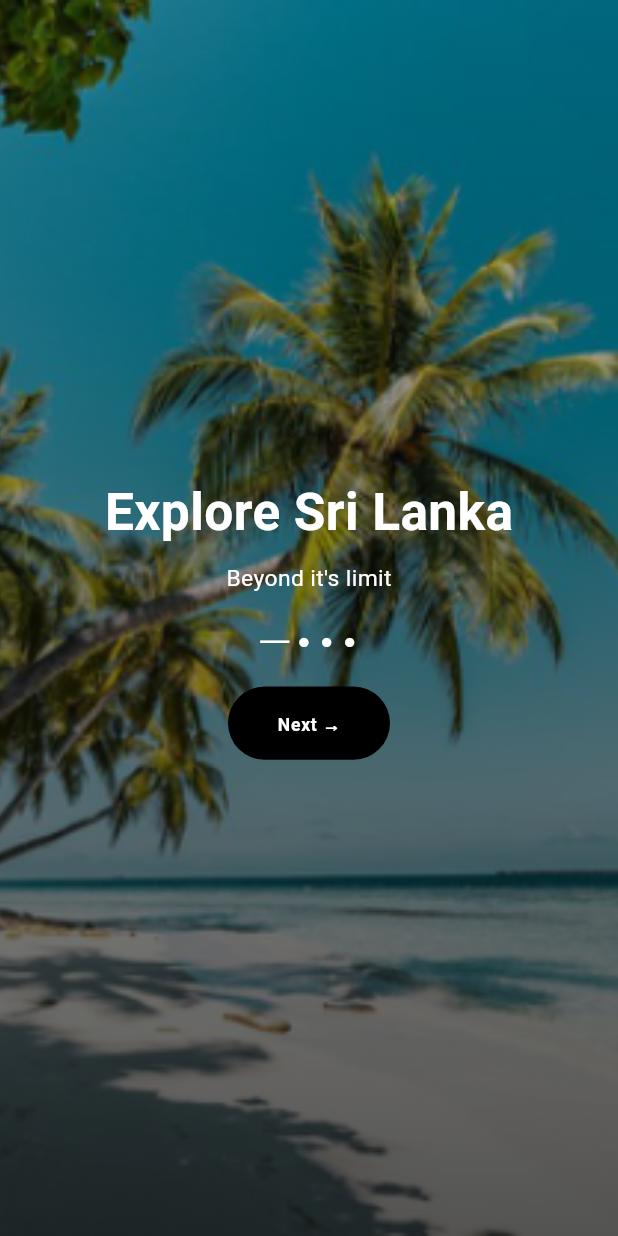
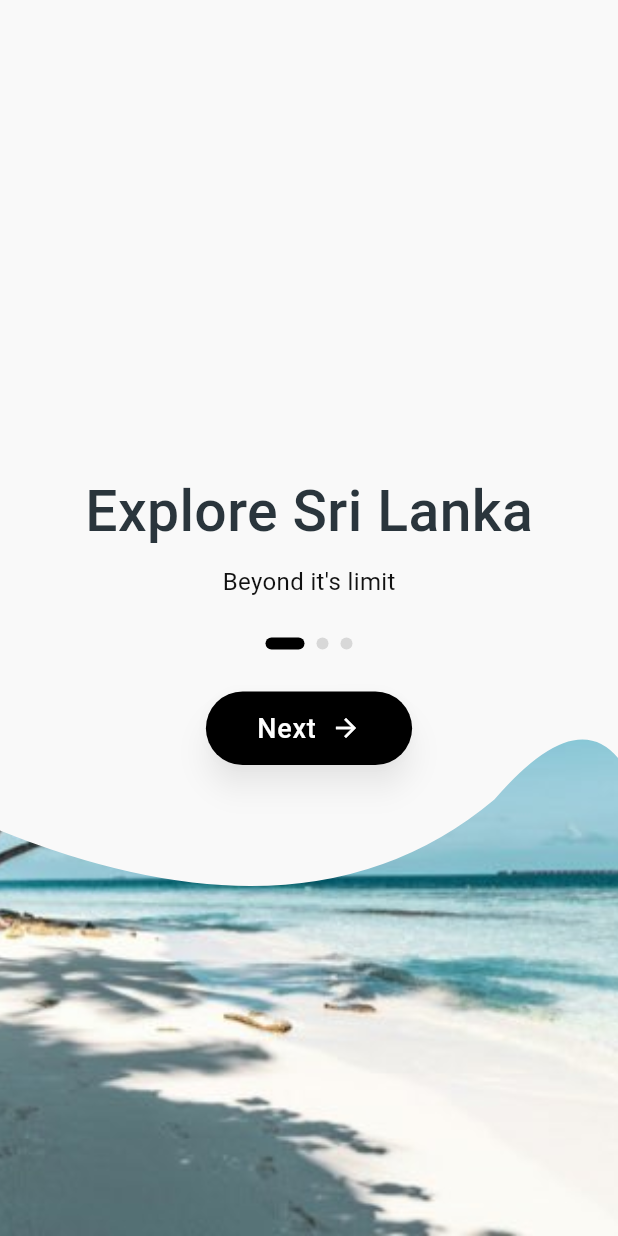
Before and after one commit to sanularajapaksha-prog/Sey-go-travel-guide-app-mobile-app, a Flutter app: the screen it shows after launch, on a phone screen of 412 x 824 dp. Run offline on Flutter 3.47's test engine with Material 3 defaults, Android fonts, the phone set to English and light mode, and no system bars; our stand-ins replace cached_network_image, connectivity_plus, flutter_dotenv, flutter_svg, fluttertoast, geolocator and 6 more; accounts and stored records are empty.

Commit message:
Update onboarding screen layout

```diff
--- a/Documents/seygo/front-end/lib/presentation/onboarding_screen/onboarding_screen.dart
+++ b/Documents/seygo/front-end/lib/presentation/onboarding_screen/onboarding_screen.dart
@@ -1,6 +1,5 @@
 import 'package:flutter/material.dart';
 import 'package:google_fonts/google_fonts.dart';
-import 'package:sizer/sizer.dart';
 
 import '../../routes/app_routes.dart';
 
@@ -9,9 +8,6 @@ class OnboardingScreen extends StatelessWidget {
 
   @override
   Widget build(BuildContext context) {
-    final screenWidth = MediaQuery.of(context).size.width;
-    final pixelRatio = MediaQuery.of(context).devicePixelRatio;
-
     return Scaffold(
       body: Stack(
         fit: StackFit.expand,
@@ -19,101 +15,76 @@ class OnboardingScreen extends StatelessWidget {
           Image.asset(
             'assets/images/beach_background.jpg',
             fit: BoxFit.cover,
-            filterQuality: FilterQuality.low,
-            cacheWidth: (screenWidth * pixelRatio).round(),
           ),
-          Container(
-            decoration: const BoxDecoration(
-              gradient: LinearGradient(
-                begin: Alignment.topCenter,
-                end: Alignment.bottomCenter,
-                colors: [Color(0x33000000), Color(0xAA000000)],
+          Align(
+            alignment: Alignment.topCenter,
+            child: FractionallySizedBox(
+              widthFactor: 1,
+              heightFactor: 0.84,
+              child: ClipPath(
+                clipper: _TopWhiteClipper(),
+                child: Container(color: const Color(0xFFF9F9F9)),
               ),
             ),
-            child: SafeArea(
+          ),
+          SafeArea(
             child: Center(
               child: Column(
-                  mainAxisAlignment: MainAxisAlignment.center,
+                mainAxisSize: MainAxisSize.min,
                 children: [
                   Text(
                     'Explore Sri Lanka',
                     style: GoogleFonts.roboto(
-                        fontSize: 24.sp,
-                        fontWeight: FontWeight.bold,
-                        color: Colors.white,
+                      fontSize: 38,
+                      fontWeight: FontWeight.w500,
+                      color: const Color(0xFF2A353C),
                     ),
                   ),
-                    SizedBox(height: 1.h),
+                  const SizedBox(height: 8),
                   Text(
                     "Beyond it's limit",
                     style: GoogleFonts.roboto(
-                        fontSize: 16.sp,
-                        color: Colors.white,
+                      fontSize: 16,
+                      fontWeight: FontWeight.w400,
+                      color: const Color(0xFF111111),
                     ),
                   ),
-                    SizedBox(height: 2.h),
-                    Row(
-                      mainAxisAlignment: MainAxisAlignment.center,
-                      children: [
-                        Text(
-                          '—',
-                          style: TextStyle(
-                            fontSize: 18.sp,
-                            color: Colors.white,
-                          ),
-                        ),
-                        SizedBox(width: 1.w),
-                        Text(
-                          '•',
-                          style: TextStyle(
-                            fontSize: 18.sp,
-                            color: Colors.white,
-                          ),
-                        ),
-                        SizedBox(width: 1.w),
-                        Text(
-                          '•',
-                          style: TextStyle(
-                            fontSize: 18.sp,
-                            color: Colors.white,
-                          ),
-                        ),
-                        SizedBox(width: 1.w),
-                        Text(
-                          '•',
-                          style: TextStyle(
-                            fontSize: 18.sp,
-                            color: Colors.white,
-                          ),
-                        ),
-                      ],
-                    ),
-                    SizedBox(height: 2.h),
+                  const SizedBox(height: 26),
+                  const _OnboardingDots(),
+                  const SizedBox(height: 28),
                   ElevatedButton(
                     onPressed: () {
-                        Navigator.pushNamed(
-                          context,
-                          AppRoutes.welcomeHomeScreen,
-                        );
+                      Navigator.pushNamed(context, AppRoutes.welcomeHomeScreen);
                     },
                     style: ElevatedButton.styleFrom(
                       backgroundColor: Colors.black,
                       foregroundColor: Colors.white,
+                      elevation: 8,
+                      shadowColor: Colors.black.withValues(alpha: 0.35),
+                      padding: const EdgeInsets.symmetric(
+                        horizontal: 34,
+                        vertical: 14,
+                      ),
                       shape: RoundedRectangleBorder(
-                          borderRadius: BorderRadius.circular(30),
-                        ),
-                        padding: EdgeInsets.symmetric(
-                          horizontal: 8.w,
-                          vertical: 2.h,
+                        borderRadius: BorderRadius.circular(28),
                       ),
                     ),
-                      child: Text(
-                        'Next →',
-                        style: GoogleFonts.roboto(fontSize: 14.sp),
+                    child: Row(
+                      mainAxisSize: MainAxisSize.min,
+                      children: [
+                        Text(
+                          'Next',
+                          style: GoogleFonts.roboto(
+                            fontSize: 18,
+                            fontWeight: FontWeight.w500,
+                          ),
+                        ),
+                        const SizedBox(width: 10),
+                        const Icon(Icons.arrow_forward, size: 20),
+                      ],
                     ),
                   ),
                 ],
-                ),
               ),
             ),
           ),
@@ -122,3 +93,66 @@ class OnboardingScreen extends StatelessWidget {
     );
   }
 }
+
+class _OnboardingDots extends StatelessWidget {
+  const _OnboardingDots();
+
+  @override
+  Widget build(BuildContext context) {
+    return Row(
+      mainAxisSize: MainAxisSize.min,
+      children: [
+        Container(
+          width: 26,
+          height: 8,
+          decoration: BoxDecoration(
+            color: Colors.black,
+            borderRadius: BorderRadius.circular(8),
+          ),
+        ),
+        const SizedBox(width: 8),
+        _dot(),
+        const SizedBox(width: 8),
+        _dot(),
+      ],
+    );
+  }
+
+  Widget _dot() {
+    return Container(
+      width: 8,
+      height: 8,
+      decoration: const BoxDecoration(
+        color: Color(0xFFD8D8D8),
+        shape: BoxShape.circle,
+      ),
+    );
+  }
+}
+
+class _TopWhiteClipper extends CustomClipper<Path> {
+  @override
+  Path getClip(Size size) {
+    final path = Path()
+      ..lineTo(0, size.height * 0.80)
+      ..quadraticBezierTo(
+        size.width * 0.50,
+        size.height * 0.92,
+        size.width * 0.80,
+        size.height * 0.77,
+      )
+      ..quadraticBezierTo(
+        size.width * 0.93,
+        size.height * 0.68,
+        size.width,
+        size.height * 0.73,
+      )
+      ..lineTo(size.width, 0)
+      ..close();
+
+    return path;
+  }
+
+  @override
+  bool shouldReclip(covariant CustomClipper<Path> oldClipper) => false;
+}
```
Lines whose indentation alone changed are shown as unchanged.
